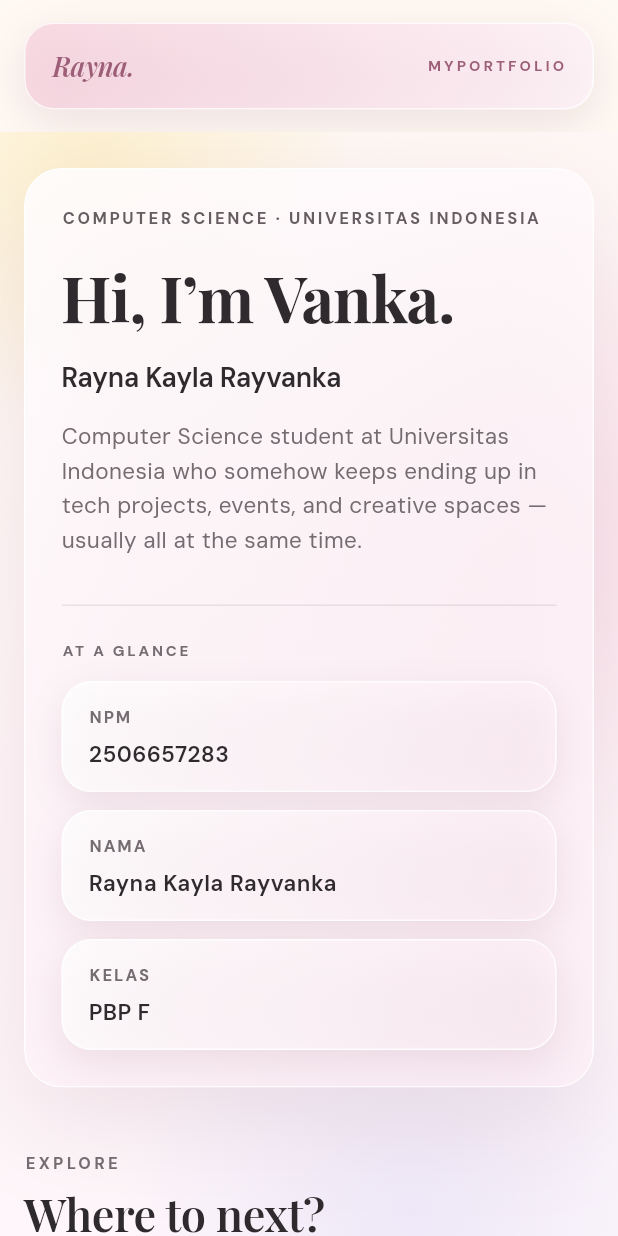
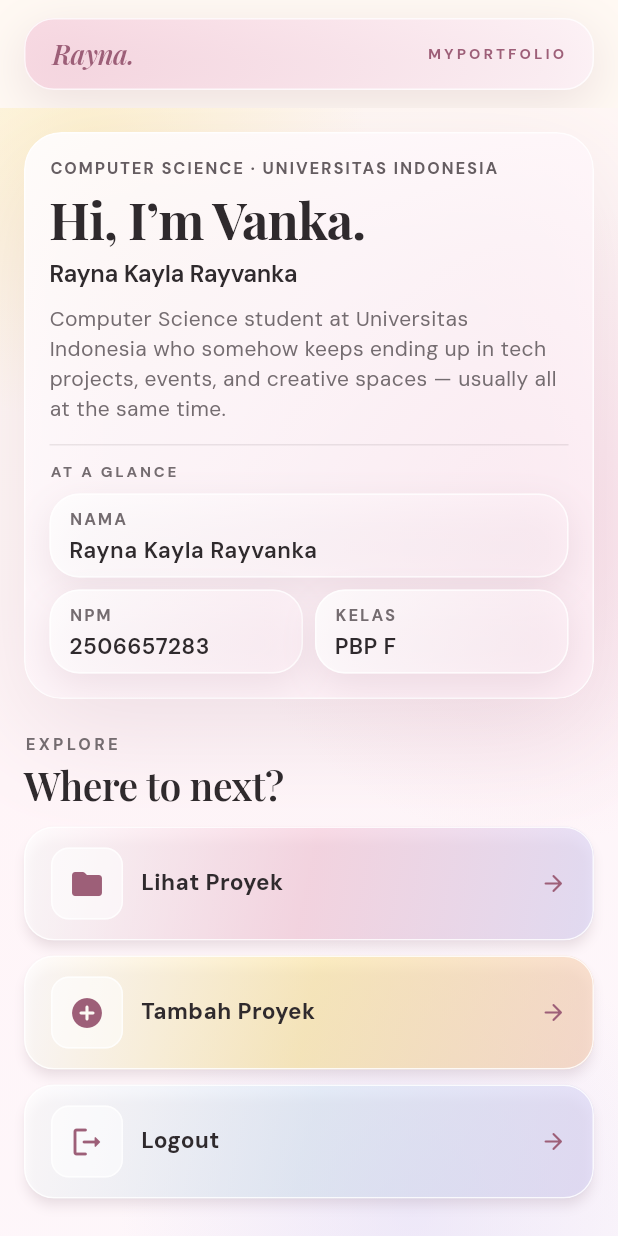
Before and after one commit to raynakyla/myportofolio_mobile, a Flutter app: the screen it shows after launch, on a phone screen of 412 x 824 dp. Run offline on Flutter 3.47's test engine with Material 3 defaults, Android fonts, the phone set to English and light mode, and no system bars.

Commit message:
style: refine responsive portfolio layout

```diff
--- a/lib/menu.dart
+++ b/lib/menu.dart
@@ -1,6 +1,8 @@
 import 'dart:ui';
 
 import 'package:flutter/material.dart';
+
+const _compactWidth = 600.0;
 
 class _PortfolioColors {
   static const cream = Color(0xFFFFF9F3);
@@ -28,6 +30,8 @@ class MyHomePage extends StatelessWidget {
 
   final String title;
 
+  static const _maxContentWidth = 984.0;
+
   static const items = [
     ItemHomepage(
       'Lihat Proyek',
@@ -51,20 +55,21 @@ class MyHomePage extends StatelessWidget {
 
   @override
   Widget build(BuildContext context) {
-    final screenWidth = MediaQuery.sizeOf(context).width;
+    final isNarrow = MediaQuery.sizeOf(context).width < _compactWidth;
+    final horizontalPadding = isNarrow ? 16.0 : 28.0;
 
     return Scaffold(
       appBar: AppBar(
-        toolbarHeight: 88,
-        titleSpacing: screenWidth < 600 ? 16 : 28,
+        toolbarHeight: isNarrow ? 72 : 88,
+        titleSpacing: horizontalPadding,
         backgroundColor: _PortfolioColors.cream,
         surfaceTintColor: Colors.transparent,
         elevation: 0,
         title: Center(
           child: ConstrainedBox(
-            constraints: const BoxConstraints(maxWidth: 1040),
+            constraints: const BoxConstraints(maxWidth: _maxContentWidth),
             child: Container(
-              height: 58,
+              height: isNarrow ? 48 : 58,
               padding: const EdgeInsets.symmetric(horizontal: 18),
               decoration: BoxDecoration(
                 borderRadius: BorderRadius.circular(20),
@@ -147,21 +152,23 @@ class MyHomePage extends StatelessWidget {
           ),
           SafeArea(
             child: SingleChildScrollView(
-              child: Center(
-                child: ConstrainedBox(
-                  constraints: const BoxConstraints(maxWidth: 1040),
-                  child: Padding(
-                    padding: EdgeInsets.fromLTRB(
-                      screenWidth < 600 ? 16 : 28,
-                      24,
-                      screenWidth < 600 ? 16 : 28,
-                      52,
+              child: Padding(
+                padding: EdgeInsets.fromLTRB(
+                  horizontalPadding,
+                  isNarrow ? 16 : 24,
+                  horizontalPadding,
+                  isNarrow ? 32 : 52,
+                ),
+                child: Center(
+                  child: ConstrainedBox(
+                    constraints: const BoxConstraints(
+                      maxWidth: _maxContentWidth,
                     ),
                     child: Column(
                       crossAxisAlignment: CrossAxisAlignment.start,
                       children: [
                         const _HeroCard(),
-                        const SizedBox(height: 42),
+                        SizedBox(height: isNarrow ? 22 : 42),
                         const Text(
                           'EXPLORE',
                           style: TextStyle(
@@ -171,19 +178,19 @@ class MyHomePage extends StatelessWidget {
                             letterSpacing: 2.2,
                           ),
                         ),
-                        const SizedBox(height: 8),
-                        const Text(
+                        SizedBox(height: isNarrow ? 4 : 8),
+                        Text(
                           'Where to next?',
                           style: TextStyle(
                             fontFamily: 'Playfair Display',
                             color: _PortfolioColors.ink,
-                            fontSize: 30,
+                            fontSize: isNarrow ? 26 : 30,
                             fontWeight: FontWeight.w600,
                             letterSpacing: -0.3,
                             height: 1.2,
                           ),
                         ),
-                        const SizedBox(height: 20),
+                        SizedBox(height: isNarrow ? 12 : 20),
                         LayoutBuilder(
                           builder: (context, constraints) {
                             final width = constraints.maxWidth;
@@ -192,20 +199,29 @@ class MyHomePage extends StatelessWidget {
                                 : width >= 570
                                 ? 2
                                 : 1;
+                            final gap = isNarrow ? 10.0 : 14.0;
                             final tileWidth =
-                                (width - (columns - 1) * 14) / columns;
-                            final tileHeight = columns == 3 ? 142.0 : 108.0;
+                                (width - (columns - 1) * gap) / columns;
+                            final minHeight = isNarrow
+                                ? 76.0
+                                : columns == 3
+                                ? 142.0
+                                : 108.0;
 
-                            return GridView.count(
-                              crossAxisCount: columns,
-                              crossAxisSpacing: 14,
-                              mainAxisSpacing: 14,
-                              childAspectRatio: tileWidth / tileHeight,
-                              shrinkWrap: true,
-                              physics: const NeverScrollableScrollPhysics(),
-                              children: items
-                                  .map((item) => ItemCard(item: item))
-                                  .toList(),
+                            return Wrap(
+                              spacing: gap,
+                              runSpacing: gap,
+                              children: [
+                                for (final item in items)
+                                  ConstrainedBox(
+                                    constraints: BoxConstraints(
+                                      minWidth: tileWidth,
+                                      maxWidth: tileWidth,
+                                      minHeight: minHeight,
+                                    ),
+                                    child: ItemCard(item: item),
+                                  ),
+                              ],
                             );
                           },
                         ),
@@ -255,7 +271,7 @@ class _HeroCard extends StatelessWidget {
 
   @override
   Widget build(BuildContext context) {
-    final isNarrow = MediaQuery.sizeOf(context).width < 600;
+    final isNarrow = MediaQuery.sizeOf(context).width < _compactWidth;
     final radius = BorderRadius.circular(isNarrow ? 25 : 32);
 
     return Container(
@@ -275,7 +291,7 @@ class _HeroCard extends StatelessWidget {
           filter: ImageFilter.blur(sigmaX: 12, sigmaY: 12),
           child: Container(
             width: double.infinity,
-            padding: EdgeInsets.all(isNarrow ? 24 : 48),
+            padding: EdgeInsets.all(isNarrow ? 16 : 48),
             decoration: BoxDecoration(
               border: Border.all(color: Colors.white.withValues(alpha: 0.82)),
               borderRadius: radius,
@@ -288,53 +304,53 @@ class _HeroCard extends StatelessWidget {
             child: Column(
               crossAxisAlignment: CrossAxisAlignment.start,
               children: [
-                const Text(
+                Text(
                   'COMPUTER SCIENCE · UNIVERSITAS INDONESIA',
                   style: TextStyle(
                     color: Color(0xFF655D61),
                     fontSize: 11,
                     fontWeight: FontWeight.w700,
-                    letterSpacing: 1.7,
-                    height: 1.5,
+                    letterSpacing: isNarrow ? 1.2 : 1.7,
+                    height: isNarrow ? 1.3 : 1.5,
                   ),
                 ),
-                const SizedBox(height: 20),
+                SizedBox(height: isNarrow ? 8 : 20),
                 Text(
                   'Hi, I’m Vanka.',
                   style: TextStyle(
                     fontFamily: 'Playfair Display',
                     color: _PortfolioColors.ink,
-                    fontSize: isNarrow ? 42 : 66,
+                    fontSize: isNarrow ? 34 : 66,
                     fontWeight: FontWeight.w700,
                     letterSpacing: isNarrow ? -0.6 : -1.2,
                     height: 1.12,
                   ),
                 ),
-                const SizedBox(height: 18),
-                const Text(
+                SizedBox(height: isNarrow ? 6 : 18),
+                Text(
                   'Rayna Kayla Rayvanka',
                   style: TextStyle(
                     color: _PortfolioColors.ink,
-                    fontSize: 18,
+                    fontSize: isNarrow ? 16 : 18,
                     fontWeight: FontWeight.w600,
                     letterSpacing: -0.3,
                   ),
                 ),
-                const SizedBox(height: 14),
+                SizedBox(height: isNarrow ? 8 : 14),
                 ConstrainedBox(
                   constraints: const BoxConstraints(maxWidth: 620),
-                  child: const Text(
+                  child: Text(
                     'Computer Science student at Universitas Indonesia who somehow keeps ending up in tech projects, events, and creative spaces — usually all at the same time.',
                     style: TextStyle(
                       color: _PortfolioColors.muted,
-                      fontSize: 15,
-                      height: 1.55,
+                      fontSize: isNarrow ? 14 : 15,
+                      height: isNarrow ? 1.45 : 1.55,
                     ),
                   ),
                 ),
-                const SizedBox(height: 32),
+                SizedBox(height: isNarrow ? 14 : 32),
                 Container(height: 1, color: const Color(0x1C4D4046)),
-                const SizedBox(height: 22),
+                SizedBox(height: isNarrow ? 10 : 22),
                 const Text(
                   'AT A GLANCE',
                   style: TextStyle(
@@ -344,15 +360,40 @@ class _HeroCard extends StatelessWidget {
                     letterSpacing: 1.8,
                   ),
                 ),
-                const SizedBox(height: 14),
+                SizedBox(height: isNarrow ? 8 : 14),
                 LayoutBuilder(
                   builder: (context, constraints) {
                     final width = constraints.maxWidth;
-                    const cards = [
-                      InfoCard(label: 'NPM', value: '2506657283'),
-                      InfoCard(label: 'Nama', value: 'Rayna Kayla Rayvanka'),
-                      InfoCard(label: 'Kelas', value: 'PBP F'),
-                    ];
+                    const npm = InfoCard(label: 'NPM', value: '2506657283');
+                    const name = InfoCard(
+                      label: 'Nama',
+                      value: 'Rayna Kayla Rayvanka',
+                    );
+                    const studentClass = InfoCard(
+                      label: 'Kelas',
+                      value: 'PBP F',
+                    );
+                    const cards = [npm, name, studentClass];
+
+                    if (isNarrow) {
+                      const gap = 8.0;
+                      final halfWidth = (width - gap) / 2;
+                      final textScale =
+                          MediaQuery.textScalerOf(context).scale(15) / 15;
+                      final shortCardWidth = halfWidth >= 120 * textScale
+                          ? halfWidth
+                          : width;
+
+                      return Wrap(
+                        spacing: gap,
+                        runSpacing: gap,
+                        children: [
+                          name,
+                          SizedBox(width: shortCardWidth, child: npm),
+                          SizedBox(width: shortCardWidth, child: studentClass),
+                        ],
+                      );
+                    }
 
                     if (width >= 720) {
                       return Row(
@@ -405,9 +446,14 @@ class InfoCard extends StatelessWidget {
 
   @override
   Widget build(BuildContext context) {
+    final isNarrow = MediaQuery.sizeOf(context).width < _compactWidth;
+
     return Container(
       width: double.infinity,
-      padding: const EdgeInsets.symmetric(horizontal: 17, vertical: 15),
+      padding: EdgeInsets.symmetric(
+        horizontal: isNarrow ? 12 : 17,
+        vertical: isNarrow ? 8 : 15,
+      ),
       decoration: BoxDecoration(
         borderRadius: BorderRadius.circular(20),
         border: Border.all(color: Colors.white.withValues(alpha: 0.78)),
@@ -436,7 +482,7 @@ class InfoCard extends StatelessWidget {
               letterSpacing: 1.3,
             ),
           ),
-          const SizedBox(height: 7),
+          SizedBox(height: isNarrow ? 3 : 7),
           Text(
             value,
             style: const TextStyle(
@@ -459,6 +505,8 @@ class ItemCard extends StatelessWidget {
 
   @override
   Widget build(BuildContext context) {
+    final isNarrow = MediaQuery.sizeOf(context).width < _compactWidth;
+
     return Material(
       color: Colors.transparent,
       elevation: 3,
@@ -493,7 +541,10 @@ class ItemCard extends StatelessWidget {
             );
           },
           child: Padding(
-            padding: const EdgeInsets.symmetric(horizontal: 18, vertical: 18),
+            padding: EdgeInsets.symmetric(
+              horizontal: 18,
+              vertical: isNarrow ? 12 : 18,
+            ),
             child: Row(
               children: [
                 Container(
@@ -516,8 +567,6 @@ class ItemCard extends StatelessWidget {
                 Expanded(
                   child: Text(
                     item.name,
-                    maxLines: 2,
-                    overflow: TextOverflow.ellipsis,
                     style: const TextStyle(
                       color: _PortfolioColors.ink,
                       fontSize: 15,
```
